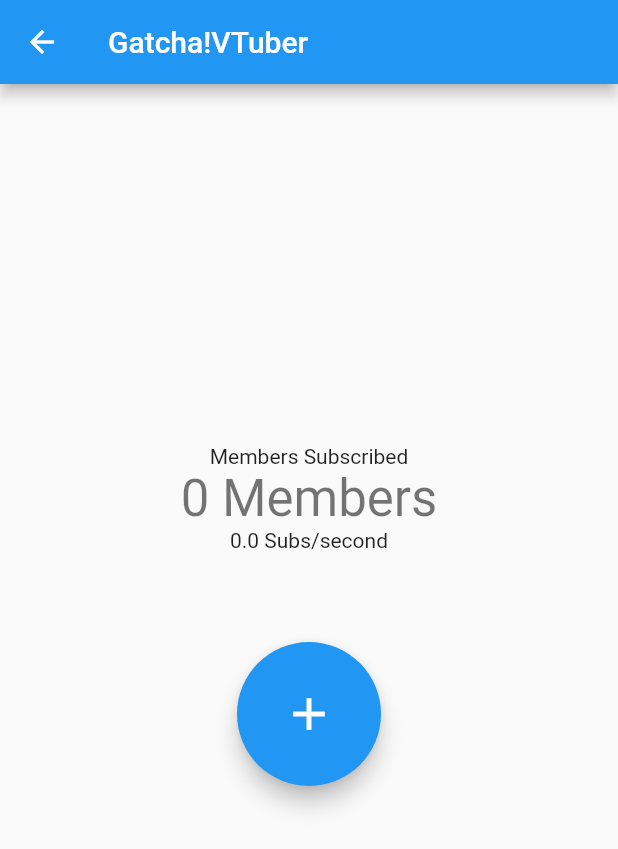
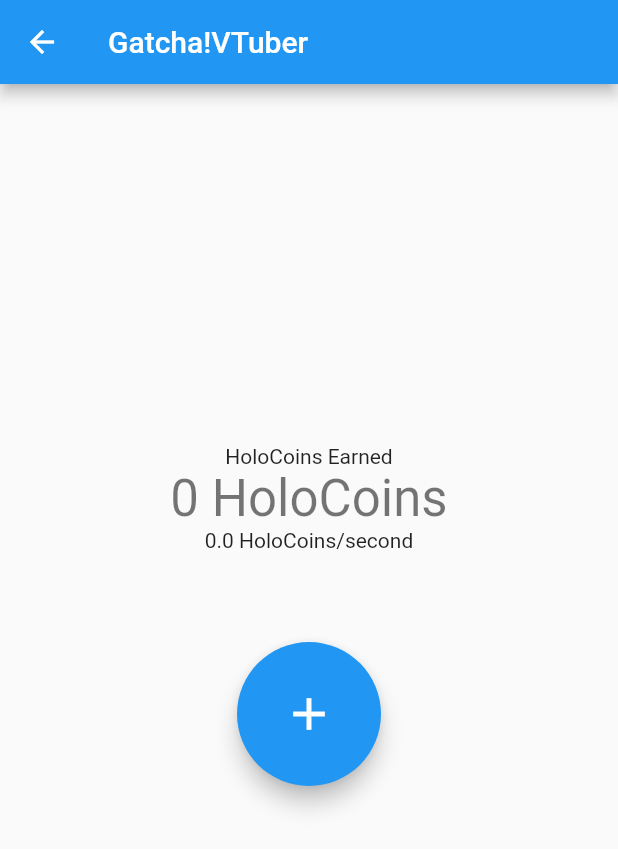
Before and after one commit to GlitchAmbush/mobile_proj, a Flutter app: the MainGame screen opened directly, on a phone screen of 412 x 824 dp. Shown: the top 849 px of the screen. Run offline on Flutter 3.47's test engine with Material 2 defaults, Android fonts, the light colour scheme and no system bars.

Commit message:
Changed Subs into HoloCoins. Readied data for random choice generation

```diff
--- a/lib/screens/achievements_page.dart
+++ b/lib/screens/achievements_page.dart
@@ -15,7 +15,7 @@ class _AchievementsPageState extends State<AchievementsPage> {
     return Scaffold(
         appBar: AppBar(
             backgroundColor: Colors.blue,
-            title: Text('Subs: ${constants.subs} Members')),
+            title: Text('HoloCoins: ${constants.holoCoins}')),
         body: ListView.builder(
             controller: _firstController,
             itemCount: 15,
--- a/lib/screens/banner_page.dart
+++ b/lib/screens/banner_page.dart
@@ -28,7 +28,7 @@ class _BannerPageState extends State<BannerPage> {
     return Scaffold(
         appBar: AppBar(
             backgroundColor: Colors.blue,
-            title: Text('Subs: ${constants.subs} Members')),
+            title: Text('HoloCoins: ${constants.holoCoins}')),
         body: ListView.builder(
             controller: _firstController,
             itemCount: 10,
--- a/lib/screens/collection_page.dart
+++ b/lib/screens/collection_page.dart
@@ -15,7 +15,7 @@ class _CollectionPageState extends State<CollectionPage> {
     return Scaffold(
         appBar: AppBar(
             backgroundColor: Colors.blue,
-            title: Text('Subs: ${constants.subs} Members')),
+            title: Text('HoloCoins: ${constants.holoCoins}')),
         body: ListView.builder(
             controller: _firstController,
             itemCount: 15,
--- a/lib/screens/main_game.dart
+++ b/lib/screens/main_game.dart
@@ -10,14 +10,14 @@ class MainGame extends StatefulWidget {
 }
 
 class _MainGameState extends State<MainGame> {
-  int _count = constants.subs;
+  int _count = constants.holoCoins;
   int _timedCount = 0;
   double _average = 0;
   Timer? timer;
 
   void update() {
     setState(() {
-      constants.subs++;
+      constants.holoCoins++;
       _count++;
       _timedCount++;
     });
@@ -47,17 +47,17 @@ class _MainGameState extends State<MainGame> {
             mainAxisAlignment: MainAxisAlignment.center,
             crossAxisAlignment: CrossAxisAlignment.center,
             children: [
-              const Text('Members Subscribed'),
+              const Text('HoloCoins Earned'),
               Text(
-                '$_count Members',
+                '$_count HoloCoins',
                 style: Theme.of(context).textTheme.headlineMedium,
               ),
-              Text('$_average Subs/second'),
+              Text('$_average HoloCoins/second'),
               Padding(
                 padding: const EdgeInsets.all(60.0),
                 child: FloatingActionButton.large(
                     onPressed: update,
-                    tooltip: 'Gain Members!',
+                    tooltip: 'Gain HoloCoins!',
                     child: const Icon(Icons.add)),
               )
             ],
--- a/lib/screens/pulls_screen.dart
+++ b/lib/screens/pulls_screen.dart
@@ -17,9 +17,13 @@ class _PullsScreenState extends State<PullsScreen> {
   late final List? _rates = _list?.values.toList();
 
   void _gachaRoll(bool tenTimes) {
-    if (tenTimes) setState(() => constants.subs -= 100);
+    if (tenTimes) setState(() => constants.holoCoins -= 100);
 
-    setState(() => constants.subs -= 10);
+    setState(() => constants.holoCoins -= 10);
+  }
+
+  double _convertToPercent(double val) {
+    return (val * 100);
   }
 
   @override
@@ -33,7 +37,7 @@ class _PullsScreenState extends State<PullsScreen> {
               child: Padding(
                 padding: const EdgeInsets.only(bottom: 5.0),
                 child: Text(
-                  'Subs: ${constants.subs} Members',
+                  'HoloCoins: ${constants.holoCoins}',
                   style: const TextStyle(
                       color: Colors.amber,
                       fontSize: 15,
@@ -49,7 +53,7 @@ class _PullsScreenState extends State<PullsScreen> {
             children: [
               ElevatedButton(
                   onPressed: () {
-                    if (constants.subs >= 10) {
+                    if (constants.holoCoins >= 10) {
                       _gachaRoll(false);
                     } else {
                       showDialog(
@@ -78,7 +82,7 @@ class _PullsScreenState extends State<PullsScreen> {
                   )),
               ElevatedButton(
                   onPressed: () {
-                    if (constants.subs >= 100) {
+                    if (constants.holoCoins >= 100) {
                       _gachaRoll(true);
                     } else {
                       showDialog(
@@ -129,7 +133,7 @@ class _PullsScreenState extends State<PullsScreen> {
                       child: Row(
                         children: [
                           Text('Idol:   ${_names?[index].toString()}\n'
-                              'Rate:  ${_rates?[index].toString()}'),
+                              'Rate:  ${_convertToPercent(_rates?[index]).toString()}%'),
                         ],
                       ),
                     )),
--- a/lib/screens/shop_page.dart
+++ b/lib/screens/shop_page.dart
@@ -16,7 +16,7 @@ class _ShopPageState extends State<ShopPage> {
     return Scaffold(
         appBar: AppBar(
             backgroundColor: Colors.blue,
-            title: Text('Subs: ${constants.subs} Members')),
+            title: Text('HoloCoins: ${constants.holoCoins}')),
         body: ListView.builder(
             controller: _firstController,
             itemCount: 15,
```
Also changed, not shown: lib/util/constants.dart (+16 -16 lines).
